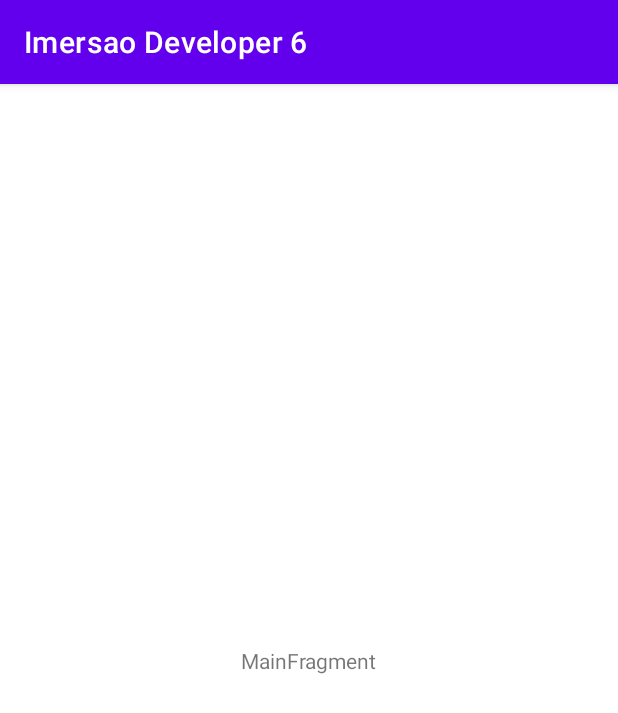
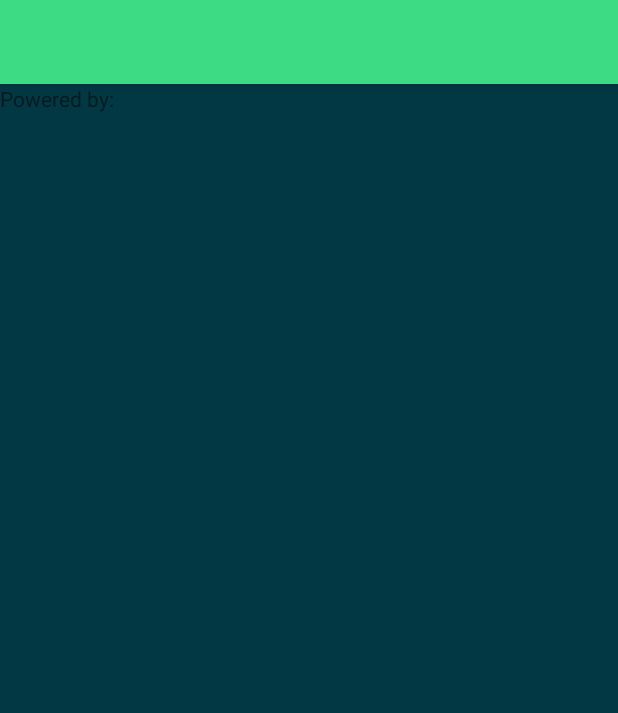
Before and after one commit to douginfodev/imersaodev6, an Android app: the screen it shows after launch (MainActivity), on a phone screen of 412 x 824 dp. Shown: the top 713 px of the screen. Run offline under Robolectric (Android 15) with nearby library versions, the phone set to English and light mode, and no system bars.

Commit message:
Updated files colors.xml and strings.xml

```diff
--- a/app/build.gradle
+++ b/app/build.gradle
@@ -4,12 +4,12 @@ plugins {
 }
 
 android {
-    compileSdk 32
+    compileSdk 33
 
     defaultConfig {
         applicationId "com.nlwcopa.imersaodeveloper6"
         minSdk 22
-        targetSdk 32
+        targetSdk 33
         versionCode 1
         versionName "1.0"
 
--- a/app/src/main/res/layout/activity_main.xml
+++ b/app/src/main/res/layout/activity_main.xml
@@ -4,4 +4,5 @@
     android:id="@+id/container"
     android:layout_width="match_parent"
     android:layout_height="match_parent"
+    android:background="@color/bck_mobile"
     tools:context=".MainActivity" />
--- a/app/src/main/res/layout/fragment_main.xml
+++ b/app/src/main/res/layout/fragment_main.xml
@@ -11,10 +11,8 @@
         android:id="@+id/message"
         android:layout_width="wrap_content"
         android:layout_height="wrap_content"
-        android:text="MainFragment"
-        app:layout_constraintBottom_toBottomOf="parent"
-        app:layout_constraintEnd_toEndOf="parent"
-        app:layout_constraintStart_toStartOf="parent"
-        app:layout_constraintTop_toTopOf="parent" />
+        android:text="@string/powerby"
+        tools:layout_editor_absoluteX="160dp"
+        tools:layout_editor_absoluteY="553dp" />
 
 </androidx.constraintlayout.widget.ConstraintLayout>
--- a/app/src/main/res/values-night/themes.xml
+++ b/app/src/main/res/values-night/themes.xml
@@ -2,8 +2,8 @@
     <!-- Base application theme. -->
     <style name="Theme.ImersaoDeveloper6" parent="Theme.MaterialComponents.DayNight.DarkActionBar">
         <!-- Primary brand color. -->
-        <item name="colorPrimary">@color/purple_200</item>
-        <item name="colorPrimaryVariant">@color/purple_700</item>
+        <item name="colorPrimary">@color/green_light_400</item>
+        <item name="colorPrimaryVariant">@color/green_bold_700</item>
         <item name="colorOnPrimary">@color/black</item>
         <!-- Secondary brand color. -->
         <item name="colorSecondary">@color/teal_200</item>
--- a/app/src/main/res/values/colors.xml
+++ b/app/src/main/res/values/colors.xml
@@ -1,10 +1,11 @@
 <?xml version="1.0" encoding="utf-8"?>
 <resources>
-    <color name="purple_200">#FFBB86FC</color>
-    <color name="purple_500">#FF6200EE</color>
-    <color name="purple_700">#FF3700B3</color>
+    <color name="green_normal_200">#e9fec8</color>
+    <color name="green_light_400">#3ddc84</color>
+    <color name="green_bold_700">#12bf81</color>
     <color name="teal_200">#FF03DAC5</color>
     <color name="teal_700">#FF018786</color>
     <color name="black">#FF000000</color>
     <color name="white">#FFFFFFFF</color>
+    <color name="bck_mobile">#023843</color>
 </resources>
--- a/app/src/main/res/values/strings.xml
+++ b/app/src/main/res/values/strings.xml
@@ -1,3 +1,4 @@
 <resources>
-    <string name="app_name">Imersao Developer 6</string>
+    <string name="app_name">" "</string>
+    <string name="powerby">Powered by:</string>
 </resources>
--- a/app/src/main/res/values/themes.xml
+++ b/app/src/main/res/values/themes.xml
@@ -2,8 +2,8 @@
     <!-- Base application theme. -->
     <style name="Theme.ImersaoDeveloper6" parent="Theme.MaterialComponents.DayNight.DarkActionBar">
         <!-- Primary brand color. -->
-        <item name="colorPrimary">@color/purple_500</item>
-        <item name="colorPrimaryVariant">@color/purple_700</item>
+        <item name="colorPrimary">@color/green_light_400</item>
+        <item name="colorPrimaryVariant">@color/green_bold_700</item>
         <item name="colorOnPrimary">@color/white</item>
         <!-- Secondary brand color. -->
         <item name="colorSecondary">@color/teal_200</item>
```
Also changed, not shown: 1 other file.
